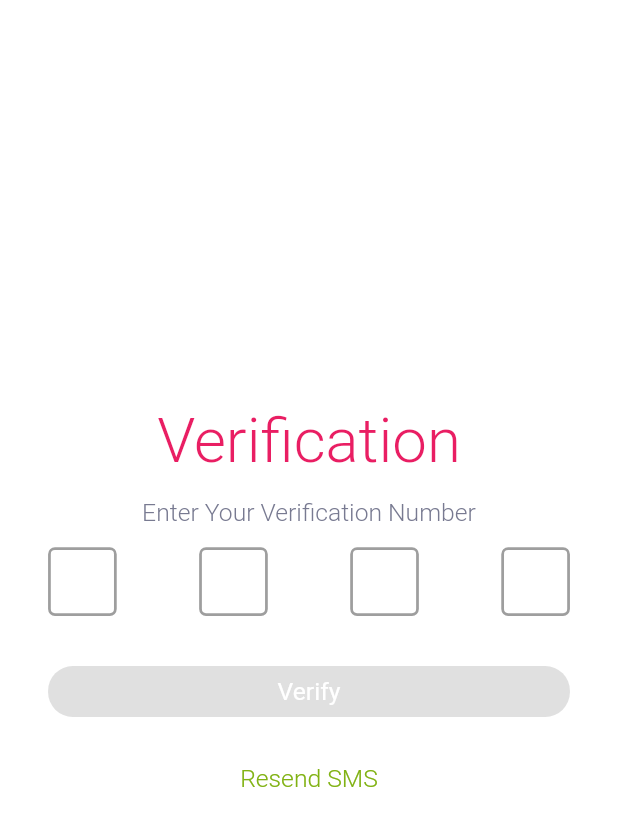
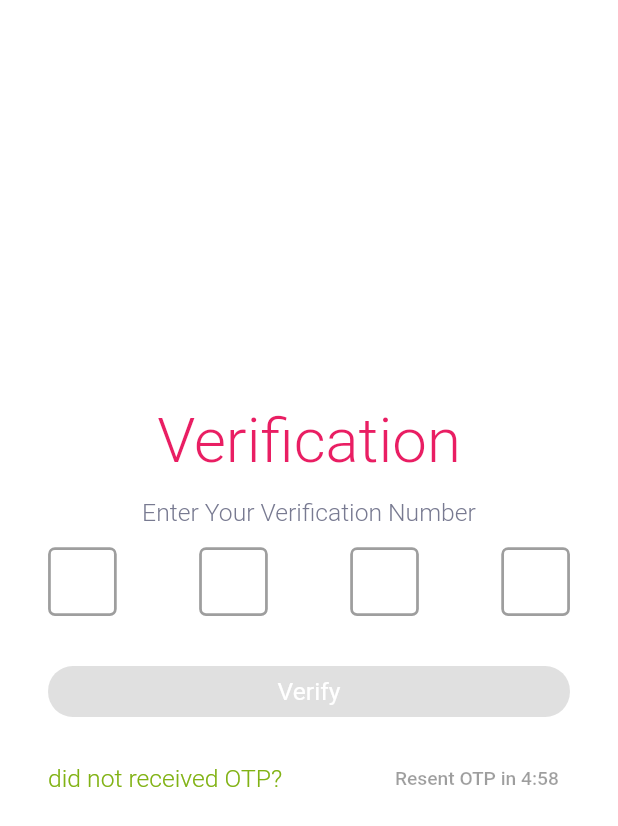
Before and after one commit to Tanzeela97/zong_islamic_web_app, a Flutter app: the OTPPage screen opened directly with empty values, on a phone screen of 412 x 824 dp. Shown: the top 826 px of the screen. Run offline on Flutter 3.47's test engine with Material 2 defaults, Android fonts, the light colour scheme and no system bars; drawn by our look-alikes of pin_code_fields; our stand-ins replace better_player, bloc, dartz, flash, flutter_bloc, flutter_calendar_carousel and 15 more; missing offline and left inert: audio_session, flutter_list_view, flutter_qiblah; accounts and stored records are empty; network calls fail; project files that could hold a hidden picture were left out.

Commit message:
resent otp ui and number param added

```diff
--- a/lib/my_app.dart
+++ b/lib/my_app.dart
@@ -74,7 +74,7 @@ class _MyAppState extends State<MyApp> {
           ],
         ),
         locale: const Locale.fromSubtags(countryCode: 'US', languageCode: 'en'),
-        initialRoute: RouteString.initial,
+        initialRoute:  RouteString.otp,
         //home: LocalNotification(),
         onGenerateRoute: RouteGenerator.generateRoute,
         supportedLocales: const [
--- a/lib/src/resource/repository/zong_app_info_repository.dart
+++ b/lib/src/resource/repository/zong_app_info_repository.dart
@@ -15,9 +15,9 @@ class ZongAppInfoRepository {
 
   final remoteDataSource = ZongIslamicRemoteDataSourceImpl();
 
-  Future<Either<ZongAppInfoError, ZongAppInformation>> getZongAppInfo() async {
+  Future<Either<ZongAppInfoError, ZongAppInformation>> getZongAppInfo(String number) async {
     try {
-      final zongAppInfo = await remoteDataSource.getZongAppInfo();
+      final zongAppInfo = await remoteDataSource.getZongAppInfo(number);
       return Right(zongAppInfo);
     } on ServerException {
       return Left(ZongAppInfoError());
--- a/lib/src/ui/page/otp_verification.dart
+++ b/lib/src/ui/page/otp_verification.dart
@@ -12,17 +12,37 @@ import 'package:zong_islamic_web_app/src/ui/widget/widget_loading.dart';
 
 class OTPPage extends StatefulWidget {
   final String number;
-  const OTPPage(this.number,{Key? key}) : super(key: key);
+
+  const OTPPage(this.number, {Key? key}) : super(key: key);
 
   @override
   State<OTPPage> createState() => _OTPPageState();
 }
 
-class _OTPPageState extends State<OTPPage> {
+class _OTPPageState extends State<OTPPage> with SingleTickerProviderStateMixin {
   final SizedBox _sizedBox = const SizedBox(height: 15);
   final ValueNotifier<bool> valueNotifier = ValueNotifier(false);
+  String pinCode = '';
 
-  String pinCode  ='' ;
+  late AnimationController _controller;
+
+  static const int kStartValue = 5;
+  bool resent = false;
+
+  @override
+  void initState() {
+    _controller =
+        AnimationController(vsync: this, duration: const Duration(seconds: 60*kStartValue));
+    _controller.forward();
+    _controller.addStatusListener((status) {
+      if (status == AnimationStatus.completed) {
+        setState(() {
+          resent = true;
+        });
+      }
+    });
+    super.initState();
+  }
 
   @override
   void dispose() {
@@ -41,21 +61,13 @@ class _OTPPageState extends State<OTPPage> {
             children: [
               Text(
                 AppString.verification,
-                style: Theme
-                    .of(context)
-                    .textTheme
-                    .headline3!
-                    .copyWith(
+                style: Theme.of(context).textTheme.headline3!.copyWith(
                     color: AppColor.pinkTextColor, fontWeight: FontWeight.w300),
               ),
               _sizedBox,
               Text(
                 AppString.enterYourVerificationNumber,
-                style: Theme
-                    .of(context)
-                    .textTheme
-                    .bodyText1!
-                    .copyWith(
+                style: Theme.of(context).textTheme.bodyText1!.copyWith(
                     color: AppColor.darkGreyTextColor,
                     fontWeight: FontWeight.w300,
                     fontSize: 18),
@@ -103,37 +115,64 @@ class _OTPPageState extends State<OTPPage> {
               _sizedBox,
               ValueListenableBuilder<bool>(
                 valueListenable: valueNotifier,
-                builder: (context, verify, child) =>
-                    StretchButton(
+                builder: (context, verify, child) => StretchButton(
                     onPressed: verify
                         ? () {
-                          BlocProvider.of<OtpCubit>(context, listen: false).getOtp(widget.number, pinCode);
+                            BlocProvider.of<OtpCubit>(context, listen: false)
+                                .getOtp(widget.number, pinCode);
                             context
                                 .read<StoredAuthStatus>()
-                              .saveAuthStatus(true,widget.number);
+                                .saveAuthStatus(true, widget.number);
                           }
                         : null,
                     text: AppString.verify,
                     vertical: 8),
               ),
               _sizedBox,
-              TextButton(
-                  onPressed: () {},
-                  child: Text(
-                    AppString.resend,
-                    style: Theme
-                        .of(context)
-                        .textTheme
-                        .bodyText1!
-                        .copyWith(
+              // TextButton(
+              //     onPressed: () {},
+              //     child: Text(
+              //       AppString.resend,
+              //       style: Theme
+              //           .of(context)
+              //           .textTheme
+              //           .bodyText1!
+              //           .copyWith(
+              //           color: AppColor.greenTextColor,
+              //           fontSize: 18,
+              //           fontWeight: FontWeight.w300),
+              //     )),
+              ///otp resent timer
+              Row(
+                children: [
+                  Text(
+                    'did not received OTP?',
+                    style: Theme.of(context).textTheme.bodyText1!.copyWith(
                         color: AppColor.greenTextColor,
                         fontSize: 18,
                         fontWeight: FontWeight.w300),
+                  ),
+                  Spacer(),
+                  TextButton(
+                      onPressed: resent
+                          ? () {
+                              _controller.reset();
+                              _controller.forward();
+                              setState(() {
+                                resent = false;
+                              });
+                            }
+                          : null,
+                      child: Countdown(
+                        animation: StepTween(begin: kStartValue * 60, end: 0)
+                            .animate(_controller),
                       )),
+                ],
+              ),
+
               _sizedBox,
-              BlocConsumer<OtpCubit, OtpState>(
-                  listener:(context, state){
-                    if(state is OtpSuccessState){
+              BlocConsumer<OtpCubit, OtpState>(listener: (context, state) {
+                if (state is OtpSuccessState) {
                   Navigator.of(context).pop();
                 }
               }, builder: (context, state) {
@@ -154,3 +193,36 @@ class _OTPPageState extends State<OTPPage> {
     );
   }
 }
+
+// class CountDownTimer extends StatelessWidget {
+//   final int minute;
+//
+//   const CountDownTimer({Key? key, required this.minute}) : super(key: key);
+//
+//   @override
+//   Widget build(BuildContext context) {
+//     return TweenAnimationBuilder(
+//         tween: StepTween(begin: minute * 60, end: 0),
+//         duration: Duration(seconds: 60),
+//         onEnd: () {
+//           print('on end');
+//         },
+//         builder: (context, value, child) {
+//           print(value.toString());
+//           return Text(
+//               "${Duration(seconds: value as int).inMinutes}:${Duration(seconds: value).inSeconds.remainder(60)}");
+//         });
+//   }
+// }
+
+class Countdown extends AnimatedWidget {
+  const Countdown({Key? key, required this.animation})
+      : super(key: key, listenable: animation);
+  final Animation<int> animation;
+
+  @override
+  build(BuildContext context) {
+    return Text(
+        "Resent OTP in ${Duration(seconds: animation.value).inMinutes}:${Duration(seconds: animation.value).inSeconds.remainder(60)}");
+  }
+}
```
Also changed, not shown: lib/src/cubit/user_action_cubit/user_action_cubit.dart (+8 -2 lines), lib/src/cubit/zong_app_info_cubit/zong_app_info_cubit.dart (+5 -4 lines), lib/src/resource/network/abs_remote_data_src.dart (+6 -4 lines), lib/src/resource/network/remote_data_source.dart (+34 -12 lines), lib/src/resource/repository/user_action_repository.dart (+7 -2 lines), lib/src/ui/page/home_page/home_page.dart (+7 -4 lines), lib/src/ui/page/signin_page.dart (+12 -5 lines), lib/src/ui/widget/drawer_item.dart (+14 -10 lines), lib/src/ui/widget/widget_icon_image.dart (+12 -6 lines). Lines whose indentation alone changed are shown as unchanged.
